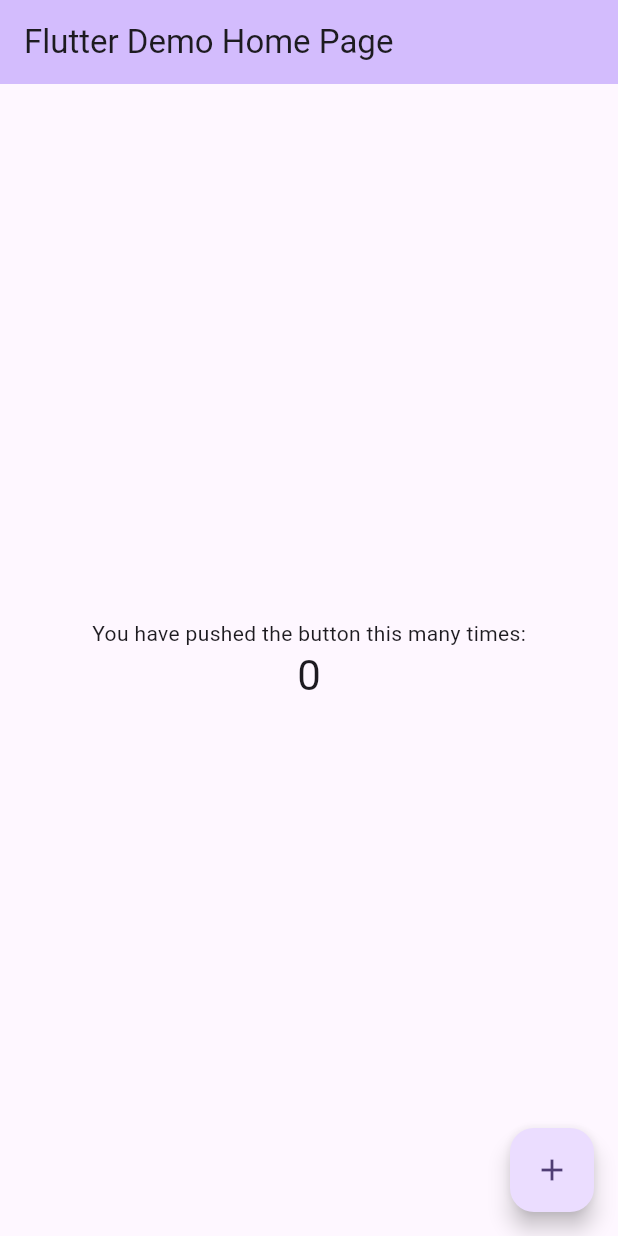
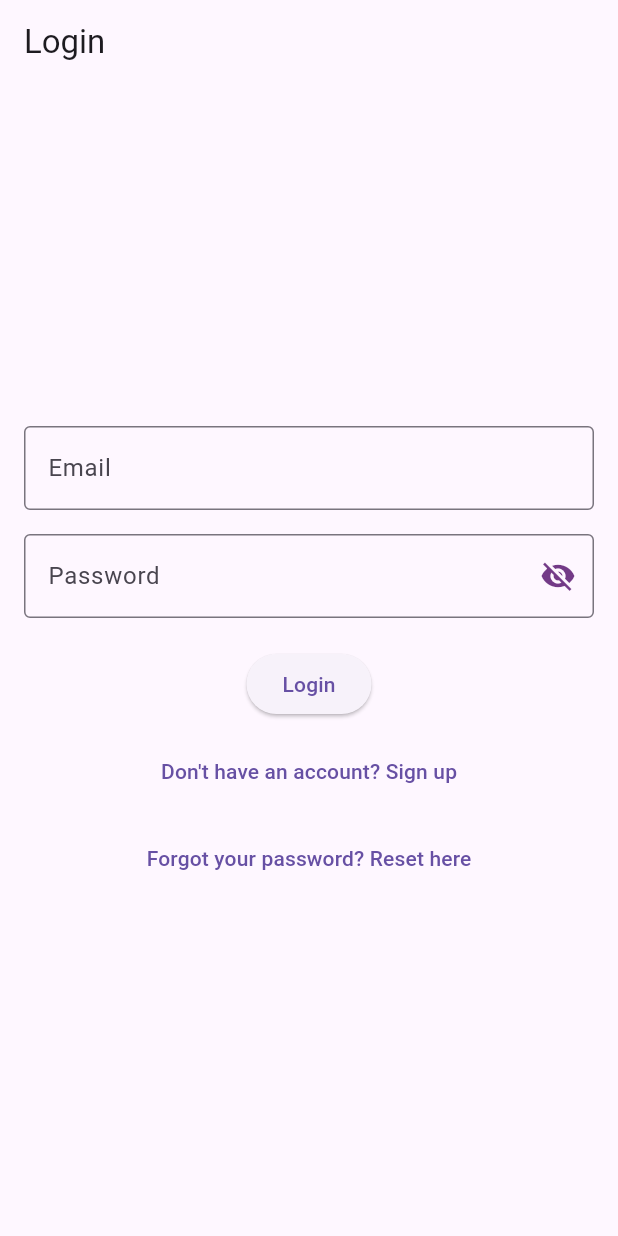
Before and after one commit to GabrielFlorea01/uni_mobile_app, a Flutter app: the screen it shows after launch, on a phone screen of 412 x 824 dp. Run offline on Flutter 3.47's test engine with Material 3 defaults, Android fonts, the phone set to English and light mode, and no system bars; our stand-ins replace cloud_firestore, firebase_auth, firebase_core; accounts and stored records are empty.

Commit message:
Added login,signup and reset password func, with the first version of styling

```diff
--- /dev/null
+++ b/lib/login_page.dart
@@ -0,0 +1,235 @@
+import 'package:flutter/material.dart';
+import 'package:firebase_auth/firebase_auth.dart';
+import 'signup_page.dart';
+import 'home_screen.dart';
+
+class LoginPage extends StatefulWidget {
+  @override
+  _LoginPageState createState() => _LoginPageState();
+}
+
+class _LoginPageState extends State<LoginPage> {
+  final TextEditingController emailController = TextEditingController();
+  final TextEditingController passwordController = TextEditingController();
+  final FirebaseAuth _auth = FirebaseAuth.instance;
+  bool isLoading = false;
+  bool isResetPasswordMode = false;
+  String? errorMessage;
+  bool isPasswordVisible = false;
+
+  void loginUser() async {
+    setState(() {
+      errorMessage = null;
+    });
+
+    setState(() {
+      isLoading = true;
+    });
+
+    try {
+      await _auth.signInWithEmailAndPassword(
+        email: emailController.text.trim(),
+        password: passwordController.text.trim(),
+      );
+
+      Navigator.pushReplacement(
+        context,
+        MaterialPageRoute(builder: (context) => HomeScreen()),
+      );
+    } catch (e) {
+      String message = 'An unexpected error occurred. Please try again later.';
+      if (e is FirebaseAuthException) {
+        switch (e.code) {
+          case 'user-not-found':
+            message = "Oops! We couldn't find an account with this email. Please check and try again.";
+            break;
+          case 'wrong-password':
+            message = "The password entered is incorrect. Please try again.";
+            break;
+          case 'invalid-email':
+            message = "The email address seems to be invalid. Please use a valid email.";
+            break;
+          case 'too-many-requests':
+            message = "Too many attempts! Please wait a while and try again.";
+            break;
+          case 'email-already-in-use':
+            message = "This email is already registered. Please try logging in or use a different email.";
+            break;
+          case 'operation-not-allowed':
+            message = "This sign-in method is currently disabled. Please contact support.";
+            break;
+          default:
+            message = "Something went wrong. Please try again later.";
+        }
+      } else {
+        message = "An unexpected error occurred. Please check your connection and try again.";
+      }
+
+      setState(() {
+        errorMessage = message;
+      });
+    } finally {
+      setState(() {
+        isLoading = false;
+      });
+    }
+  }
+
+  void resetPassword() async {
+    String email = emailController.text.trim();
+    if (email.isEmpty) {
+      setState(() {
+        errorMessage = "Please enter your email to reset your password.";
+      });
+      return;
+    }
+
+    try {
+      await _auth.sendPasswordResetEmail(email: email);
+
+      ScaffoldMessenger.of(context).showSnackBar(
+        SnackBar(
+          content: Text('Password reset email sent. Check your inbox!'),
+          backgroundColor: Colors.green,
+        ),
+      );
+
+      setState(() {
+        isResetPasswordMode = false;
+      });
+    } catch (e) {
+      String message = "An error occurred while sending the reset email.";
+      if (e is FirebaseAuthException) {
+        if (e.code == 'invalid-email') {
+          message = "The email address is invalid. Please enter a valid email.";
+        }
+      }
+      ScaffoldMessenger.of(context).showSnackBar(
+        SnackBar(
+          content: Text(message),
+          backgroundColor: Colors.red,
+        ),
+      );
+    }
+  }
+
+  void switchToResetPasswordMode() {
+    setState(() {
+      isResetPasswordMode = true;
+    });
+  }
+
+  @override
+  Widget build(BuildContext context) {
+    return Scaffold(
+      appBar: AppBar(title: Text(isResetPasswordMode ? "Reset Password" : "Login")),
+      body: Padding(
+        padding: const EdgeInsets.all(16.0),
+        child: Column(
+          mainAxisAlignment: MainAxisAlignment.center,
+          children: [
+            if (errorMessage != null)
+              Padding(
+                padding: const EdgeInsets.only(bottom: 10),
+                child: Text(
+                  errorMessage!,
+                  style: TextStyle(color: Colors.red, fontSize: 16),
+                ),
+              ),
+            if (!isResetPasswordMode) ...[
+
+              TextField(
+                controller: emailController,
+                decoration: InputDecoration(
+                  labelText: "Email",
+                  border: OutlineInputBorder(),
+                  errorText: errorMessage != null && emailController.text.isEmpty
+                      ? 'Please enter your email.'
+                      : null,
+                ),
+              ),
+              SizedBox(height: 16),
+
+              TextField(
+                controller: passwordController,
+                obscureText: !isPasswordVisible,
+                decoration: InputDecoration(
+                  labelText: "Password",
+                  border: OutlineInputBorder(),
+                  suffixIcon: IconButton(
+                    icon: Icon(
+                      isPasswordVisible ? Icons.visibility : Icons.visibility_off,
+                      color: Color.fromARGB(255, 115, 58, 135),
+                    ),
+                    onPressed: () {
+                      setState(() {
+                        isPasswordVisible = !isPasswordVisible;
+                      });
+                    },
+                  ),
+                  errorText: passwordController.text.isEmpty && errorMessage != null
+                      ? 'Please enter your password.'
+                      : null,
+                ),
+              ),
+              SizedBox(height: 20),
+
+
+              isLoading
+                  ? CircularProgressIndicator()
+                  : ElevatedButton(
+                      onPressed: loginUser,
+                      child: Text("Login"),
+                    ),
+              SizedBox(height: 10),
+
+              TextButton(
+                onPressed: () {
+                  Navigator.push(
+                    context,
+                    MaterialPageRoute(builder: (context) => SignupPage()),
+                  );
+                },
+                child: Text("Don't have an account? Sign up"),
+              ),
+              SizedBox(height: 10),
+
+              TextButton(
+                onPressed: switchToResetPasswordMode,
+                child: Text("Forgot your password? Reset here"),
+              ),
+            ] else ...[
+
+              TextField(
+                controller: emailController,
+                decoration: InputDecoration(
+                  labelText: "Enter your email",
+                  border: OutlineInputBorder(),
+                  errorText: errorMessage != null && emailController.text.isEmpty
+                      ? 'Please enter your email.'
+                      : null,
+                ),
+              ),
+
+              SizedBox(height: 20),
+              ElevatedButton(
+                onPressed: resetPassword,
+                child: Text("Send Reset Link"),
+              ),
+
+              SizedBox(height: 10),
+              TextButton(
+                onPressed: () {
+                  setState(() {
+                    isResetPasswordMode = false;
+                  });
+                },
+                child: Text("Back to Login"),
+              ),
+            ],
+          ],
+        ),
+      ),
+    );
+  }
+}
--- a/lib/main.dart
+++ b/lib/main.dart
@@ -1,128 +1,18 @@
 import 'package:firebase_core/firebase_core.dart';
 import 'package:flutter/material.dart';
+import 'login_page.dart';
 
 void main() async {
   WidgetsFlutterBinding.ensureInitialized();
   await Firebase.initializeApp();
-  runApp(const MyApp());
+  runApp(MyApp());
 }
 
 class MyApp extends StatelessWidget {
-  const MyApp({super.key});
-
-  // This widget is the root of your application.
   @override
   Widget build(BuildContext context) {
     return MaterialApp(
-      title: 'Flutter Demo',
-      theme: ThemeData(
-        // This is the theme of your application.
-        //
-        // TRY THIS: Try running your application with "flutter run". You'll see
-        // the application has a purple toolbar. Then, without quitting the app,
-        // try changing the seedColor in the colorScheme below to Colors.green
-        // and then invoke "hot reload" (save your changes or press the "hot
-        // reload" button in a Flutter-supported IDE, or press "r" if you used
-        // the command line to start the app).
-        //
-        // Notice that the counter didn't reset back to zero; the application
-        // state is not lost during the reload. To reset the state, use hot
-        // restart instead.
-        //
-        // This works for code too, not just values: Most code changes can be
-        // tested with just a hot reload.
-        colorScheme: ColorScheme.fromSeed(seedColor: Colors.deepPurple),
-        useMaterial3: true,
-      ),
-      home: const MyHomePage(title: 'Flutter Demo Home Page'),
+      home: LoginPage(),
     );
   }
 }
-
-class MyHomePage extends StatefulWidget {
-  const MyHomePage({super.key, required this.title});
-
-  // This widget is the home page of your application. It is stateful, meaning
-  // that it has a State object (defined below) that contains fields that affect
-  // how it looks.
-
-  // This class is the configuration for the state. It holds the values (in this
-  // case the title) provided by the parent (in this case the App widget) and
-  // used by the build method of the State. Fields in a Widget subclass are
-  // always marked "final".
-
-  final String title;
-
-  @override
-  State<MyHomePage> createState() => _MyHomePageState();
-}
-
-class _MyHomePageState extends State<MyHomePage> {
-  int _counter = 0;
-
-  void _incrementCounter() {
-    setState(() {
-      // This call to setState tells the Flutter framework that something has
-      // changed in this State, which causes it to rerun the build method below
-      // so that the display can reflect the updated values. If we changed
-      // _counter without calling setState(), then the build method would not be
-      // called again, and so nothing would appear to happen.
-      _counter++;
-    });
-  }
-
-  @override
-  Widget build(BuildContext context) {
-    // This method is rerun every time setState is called, for instance as done
-    // by the _incrementCounter method above.
-    //
-    // The Flutter framework has been optimized to make rerunning build methods
-    // fast, so that you can just rebuild anything that needs updating rather
-    // than having to individually change instances of widgets.
-    return Scaffold(
-      appBar: AppBar(
-        // TRY THIS: Try changing the color here to a specific color (to
-        // Colors.amber, perhaps?) and trigger a hot reload to see the AppBar
-        // change color while the other colors stay the same.
-        backgroundColor: Theme.of(context).colorScheme.inversePrimary,
-        // Here we take the value from the MyHomePage object that was created by
-        // the App.build method, and use it to set our appbar title.
-        title: Text(widget.title),
-      ),
-      body: Center(
-        // Center is a layout widget. It takes a single child and positions it
-        // in the middle of the parent.
-        child: Column(
-          // Column is also a layout widget. It takes a list of children and
-          // arranges them vertically. By default, it sizes itself to fit its
-          // children horizontally, and tries to be as tall as its parent.
-          //
-          // Column has various properties to control how it sizes itself and
-          // how it positions its children. Here we use mainAxisAlignment to
-          // center the children vertically; the main axis here is the vertical
-          // axis because Columns are vertical (the cross axis would be
-          // horizontal).
-          //
-          // TRY THIS: Invoke "debug painting" (choose the "Toggle Debug Paint"
-          // action in the IDE, or press "p" in the console), to see the
-          // wireframe for each widget.
-          mainAxisAlignment: MainAxisAlignment.center,
-          children: <Widget>[
-            const Text(
-              'You have pushed the button this many times:',
-            ),
-            Text(
-              '$_counter',
-              style: Theme.of(context).textTheme.headlineMedium,
-            ),
-          ],
-        ),
-      ),
-      floatingActionButton: FloatingActionButton(
-        onPressed: _incrementCounter,
-        tooltip: 'Increment',
-        child: const Icon(Icons.add),
-      ), // This trailing comma makes auto-formatting nicer for build methods.
-    );
-  }
-}
--- a/pubspec.yaml
+++ b/pubspec.yaml
@@ -35,6 +35,7 @@ dependencies:
   # Use with the CupertinoIcons class for iOS style icons.q
   cupertino_icons: ^1.0.8
   firebase_core: ^3.9.0
+  firebase_auth: ^5.3.4
   cloud_firestore: ^5.6.0
 
 dev_dependencies:
```
Also changed, not shown: lib/home_screen.dart (added, +33 -0 lines), lib/signup_page.dart (added, +117 -0 lines), pubspec.lock, 4 other files.
